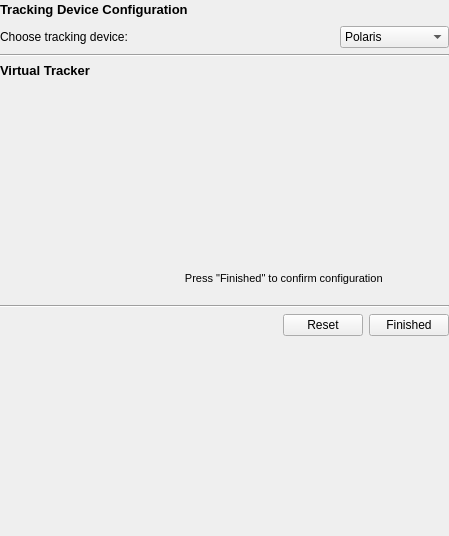
Before: the Qt Designer form Modules/IGTUI/Qmitk/QmitkTrackingDeviceConfigurationWidgetControls.ui in MITK/MITK, drawn with Qt 5.
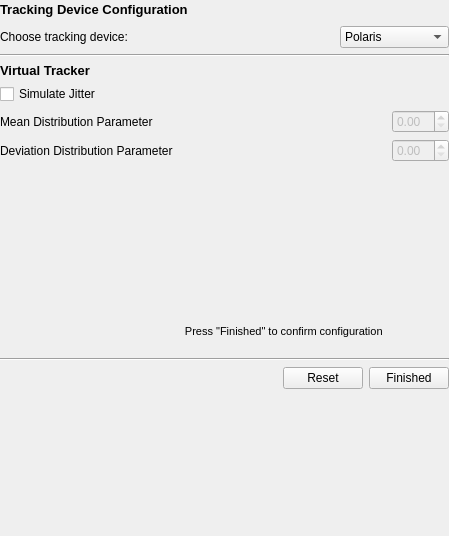
After: the same form once the commit is applied. The open tabs and pages were chosen to show the change.

Commit message: It is now possible to enable jitter on the Virtual Tracking Device

```diff
--- a/Modules/IGTUI/Qmitk/QmitkTrackingDeviceConfigurationWidgetControls.ui
+++ b/Modules/IGTUI/Qmitk/QmitkTrackingDeviceConfigurationWidgetControls.ui
@@ -951,14 +951,83 @@
               </widget>
              </item>
              <item>
-              <spacer name="verticalSpacer_9">
+              <widget class="QCheckBox" name="m_EnableGaussianNoise">
+               <property name="text">
+                <string>Simulate Jitter</string>
+               </property>
+              </widget>
+             </item>
+             <item>
+              <layout class="QHBoxLayout" name="horizontalLayout_20">
+               <item>
+                <widget class="QLabel" name="label_3">
+                 <property name="text">
+                  <string>Mean Distribution Parameter</string>
+                 </property>
+                </widget>
+               </item>
+               <item>
+                <spacer name="horizontalSpacer_14">
+                 <property name="orientation">
+                  <enum>Qt::Horizontal</enum>
+                 </property>
+                 <property name="sizeHint" stdset="0">
+                  <size>
+                   <width>40</width>
+                   <height>20</height>
+                  </size>
+                 </property>
+                </spacer>
+               </item>
+               <item>
+                <widget class="QDoubleSpinBox" name="m_MeanDistributionParam">
+                 <property name="enabled">
+                  <bool>false</bool>
+                 </property>
+                </widget>
+               </item>
+              </layout>
+             </item>
+             <item>
+              <layout class="QHBoxLayout" name="horizontalLayout_21">
+               <item>
+                <widget class="QLabel" name="label_4">
+                 <property name="text">
+                  <string>Deviation Distribution Parameter</string>
+                 </property>
+                </widget>
+               </item>
+               <item>
+                <spacer name="horizontalSpacer_15">
+                 <property name="orientation">
+                  <enum>Qt::Horizontal</enum>
+                 </property>
+                 <property name="sizeHint" stdset="0">
+                  <size>
+                   <width>40</width>
+                   <height>20</height>
+                  </size>
+                 </property>
+                </spacer>
+               </item>
+               <item>
+                <widget class="QDoubleSpinBox" name="m_DeviationDistributionParam">
+                 <property name="enabled">
+                  <bool>false</bool>
+                 </property>
+                </widget>
+               </item>
+              </layout>
+             </item>
+             <item>
+              <spacer name="verticalSpacer_11">
                <property name="orientation">
                 <enum>Qt::Vertical</enum>
                </property>
                <property name="sizeHint" stdset="0">
                 <size>
                  <width>20</width>
-                 <height>136</height>
+                 <height>81</height>
                 </size>
                </property>
               </spacer>
@@ -1050,6 +1119,19 @@
            </widget>
           </widget>
          </item>
+         <item>
+          <spacer name="verticalSpacer_9">
+           <property name="orientation">
+            <enum>Qt::Vertical</enum>
+           </property>
+           <property name="sizeHint" stdset="0">
+            <size>
+             <width>20</width>
+             <height>50</height>
+            </size>
+           </property>
+          </spacer>
+         </item>
          <item>
           <widget class="QLabel" name="configuration_finished_label">
            <property name="text">
```
Left out of the diff: 4 changed lines with no effect on the pictures. The commit also changes 4 other files.
